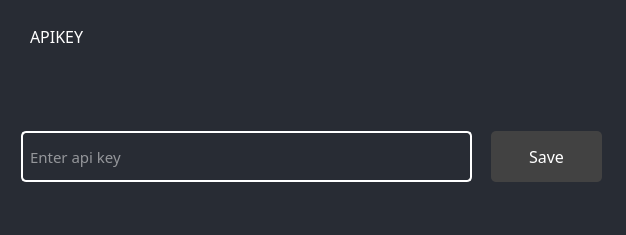
The window that app/views/api_key_dialog.ui (redolf250/git-commit-buddy) describes before a commit, drawn with Qt 5.
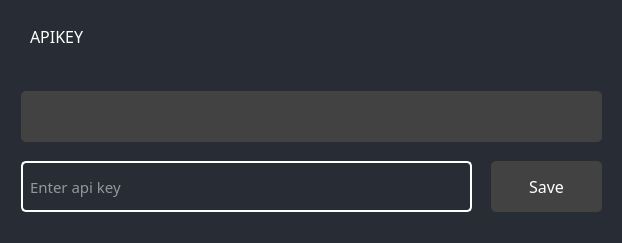
The same window after the commit. Icons and pictures are not drawn.

```diff
--- a/app/views/api_key_dialog.ui
+++ b/app/views/api_key_dialog.ui
@@ -6,8 +6,8 @@
    <rect>
     <x>0</x>
     <y>0</y>
-    <width>626</width>
-    <height>235</height>
+    <width>622</width>
+    <height>243</height>
    </rect>
   </property>
   <property name="windowTitle">
@@ -147,7 +147,7 @@
        <property name="geometry">
         <rect>
          <x>10</x>
-         <y>60</y>
+         <y>90</y>
          <width>451</width>
          <height>51</height>
         </rect>
@@ -178,7 +178,7 @@
        <property name="geometry">
         <rect>
          <x>480</x>
-         <y>60</y>
+         <y>90</y>
          <width>111</width>
          <height>51</height>
         </rect>
@@ -216,6 +216,40 @@
         <bool>true</bool>
        </property>
       </widget>
+      <widget class="QLabel" name="keyStatus">
+       <property name="geometry">
+        <rect>
+         <x>10</x>
+         <y>20</y>
+         <width>581</width>
+         <height>51</height>
+        </rect>
+       </property>
+       <property name="minimumSize">
+        <size>
+         <width>0</width>
+         <height>40</height>
+        </size>
+       </property>
+       <property name="font">
+        <font>
+         <family>Baskerville Old Face</family>
+         <pointsize>11</pointsize>
+        </font>
+       </property>
+       <property name="styleSheet">
+        <string notr="true">color: rgb(255, 255, 255);
+background-color: rgb(66, 66, 66);
+padding-left: 2px;
+border-radius: 5px;</string>
+       </property>
+       <property name="text">
+        <string/>
+       </property>
+       <property name="alignment">
+        <set>Qt::AlignCenter</set>
+       </property>
+      </widget>
      </widget>
     </widget>
    </item>
```
Left out of the diff: 9 changed lines with no effect on the pictures.
